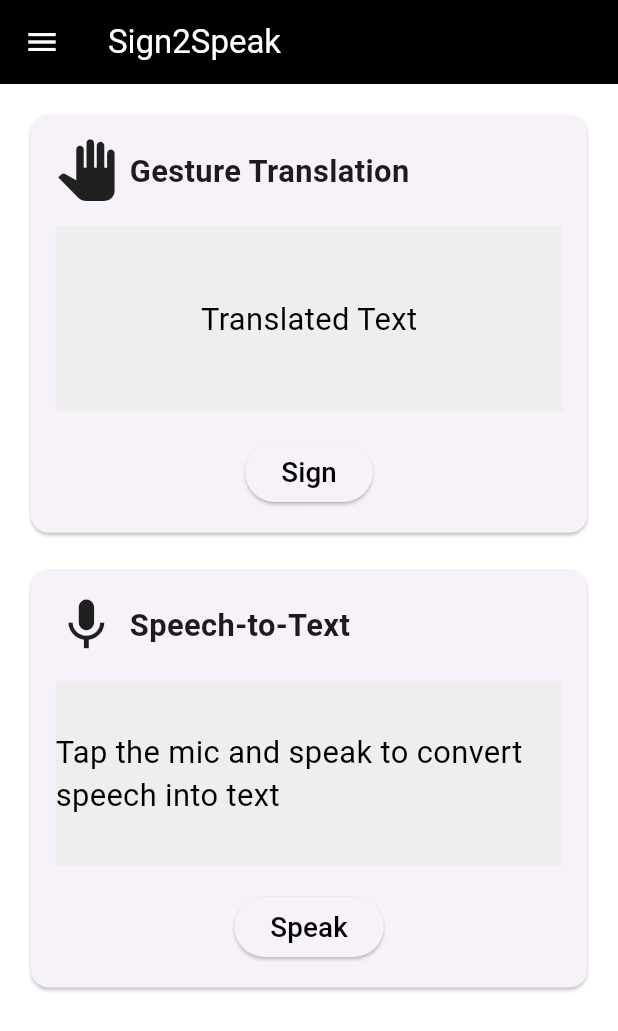
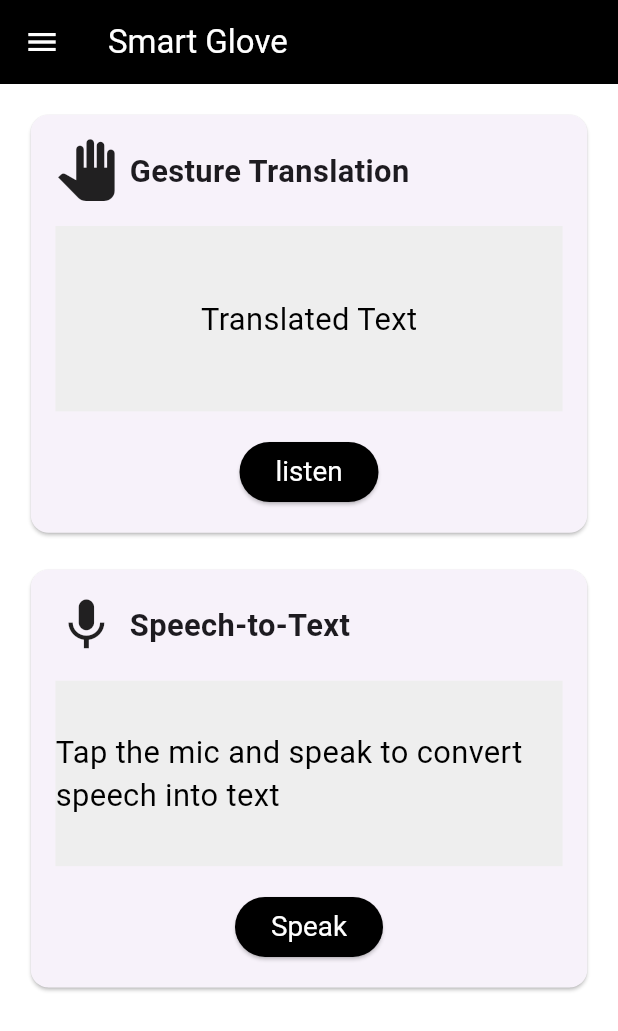
Before and after one commit to shokrfy/smart-glove-project, a Flutter app: the screen it shows after launch, on a phone screen of 412 x 824 dp. Shown: the top 1031 px of the screen. Run offline on Flutter 3.47's test engine with Material 3 defaults, Android fonts, the phone set to English and light mode, and no system bars; our stand-ins replace flutter_blue_plus, flutter_tts, logger, permission_handler, speech_to_text.

Commit message:
خلصت tts

```diff
--- a/lib/services/ble_service.dart
+++ b/lib/services/ble_service.dart
@@ -1,5 +1,3 @@
-// lib/services/ble_service.dart
-
 import 'package:flutter_blue_plus/flutter_blue_plus.dart';
 import 'package:logger/logger.dart';
 
--- /dev/null
+++ b/lib/services/text_to_speech_service.dart
@@ -0,0 +1,13 @@
+import 'package:flutter_tts/flutter_tts.dart';
+
+class TextToSpeechService {
+  final FlutterTts _flutterTts = FlutterTts();
+
+  Future<void> speak(String text) async {
+    if (text.isEmpty) return;
+
+    await _flutterTts.setLanguage("en-US");
+    await _flutterTts.setPitch(1.0);
+    await _flutterTts.speak(text);
+  }
+}
--- a/lib/the_app_ui/the_screens/the_home_screen.dart
+++ b/lib/the_app_ui/the_screens/the_home_screen.dart
@@ -1,5 +1,8 @@
+import 'dart:convert';
 import 'package:flutter/material.dart';
+import 'package:the_graduation_project/services/ble_service.dart';
 import 'package:the_graduation_project/services/speech_to_text_service.dart';
+import 'package:the_graduation_project/services/text_to_speech_service.dart';
 import 'package:the_graduation_project/the_app_ui/the_screens/the_views/the_geasture_costimize_view.dart';
 import 'package:the_graduation_project/the_app_ui/the_screens/the_views/the_help_view.dart';
 import 'package:the_graduation_project/the_app_ui/the_screens/the_views/the_setting_view.dart';
@@ -9,7 +12,6 @@ enum DrawerItem { home, gestureCustomize, help, settings, userAccount }
 
 class HomeScreen extends StatefulWidget {
   static const String theRouteName = '/home';
-
   const HomeScreen({super.key});
 
   @override
@@ -18,10 +20,32 @@ class HomeScreen extends StatefulWidget {
 
 class _HomeScreenState extends State<HomeScreen> {
   final SpeechToTextService _speechService = SpeechToTextService();
+  final TextToSpeechService _ttsService = TextToSpeechService();
+  final BleService _bleService = BleService();
+
   bool _isListening = false;
   String _recognizedText = "Tap the mic and speak to convert speech into text";
+  String _translatedText = "Translated Text";
 
-  DrawerItem selectedDrawerView = DrawerItem.home; // Default selected screen
+  DrawerItem selectedDrawerView = DrawerItem.home;
+
+  @override
+  void initState() {
+    super.initState();
+    _initBle();
+  }
+
+  void _initBle() async {
+    _bleService.startScan((device) async {
+      await _bleService.connectToDevice(device);
+      await _bleService.listenToData((data) {
+        final message = utf8.decode(data);
+        setState(() {
+          _translatedText = message;
+        });
+      });
+    });
+  }
 
   @override
   Widget build(BuildContext context) {
@@ -29,15 +53,15 @@ class _HomeScreenState extends State<HomeScreen> {
     final screenWidth = MediaQuery.of(context).size.width;
 
     return Container(
-      decoration: BoxDecoration(color: Colors.white),
+      decoration: const BoxDecoration(color: Colors.white),
       child: Scaffold(
         backgroundColor: Colors.transparent,
         appBar: AppBar(
           title:
               selectedDrawerView == DrawerItem.home
                   ? const Text(
-                    'Sign2Speak',
-                    style: TextStyle(color: Colors.white), // AppBar text color
+                    'Smart Glove',
+                    style: TextStyle(color: Colors.white),
                   )
                   : selectedDrawerView == DrawerItem.gestureCustomize
                   ? const Text(
@@ -59,18 +83,16 @@ class _HomeScreenState extends State<HomeScreen> {
                     style: TextStyle(color: Colors.white),
                   ),
           backgroundColor: Colors.black,
-          iconTheme: const IconThemeData(
-            color: Colors.white,
-          ), // Drawer icon color
+          iconTheme: const IconThemeData(color: Colors.white),
         ),
         drawer: Drawer(
           child: ListView(
             padding: EdgeInsets.zero,
             children: [
               DrawerHeader(
-                decoration: BoxDecoration(color: Colors.black),
+                decoration: const BoxDecoration(color: Colors.black),
                 child: const Text(
-                  'Sign2Speak',
+                  'Smart Glove',
                   style: TextStyle(color: Colors.white, fontSize: 24),
                 ),
               ),
@@ -78,50 +100,42 @@ class _HomeScreenState extends State<HomeScreen> {
                 leading: const Icon(Icons.home),
                 title: const Text('Home'),
                 onTap: () {
-                  setState(() {
-                    selectedDrawerView = DrawerItem.home;
-                  });
-                  Navigator.pop(context); // Close the drawer
+                  setState(() => selectedDrawerView = DrawerItem.home);
+                  Navigator.pop(context);
                 },
               ),
               ListTile(
                 leading: const Icon(Icons.back_hand_outlined),
                 title: const Text('Gesture Customization'),
                 onTap: () {
-                  setState(() {
-                    selectedDrawerView = DrawerItem.gestureCustomize;
-                  });
-                  Navigator.pop(context); // Close the drawer
+                  setState(
+                    () => selectedDrawerView = DrawerItem.gestureCustomize,
+                  );
+                  Navigator.pop(context);
                 },
               ),
               ListTile(
                 leading: const Icon(Icons.help),
                 title: const Text('Help & Support'),
                 onTap: () {
-                  setState(() {
-                    selectedDrawerView = DrawerItem.help;
-                  });
-                  Navigator.pop(context); // Close the drawer
+                  setState(() => selectedDrawerView = DrawerItem.help);
+                  Navigator.pop(context);
                 },
               ),
               ListTile(
                 leading: const Icon(Icons.settings),
                 title: const Text('Settings'),
                 onTap: () {
-                  setState(() {
-                    selectedDrawerView = DrawerItem.settings;
-                  });
-                  Navigator.pop(context); // Close the drawer
+                  setState(() => selectedDrawerView = DrawerItem.settings);
+                  Navigator.pop(context);
                 },
               ),
               ListTile(
                 leading: const Icon(Icons.account_circle),
                 title: const Text('User Account'),
                 onTap: () {
-                  setState(() {
-                    selectedDrawerView = DrawerItem.userAccount;
-                  });
-                  Navigator.pop(context); // Close the drawer
+                  setState(() => selectedDrawerView = DrawerItem.userAccount);
+                  Navigator.pop(context);
                 },
               ),
             ],
@@ -135,7 +149,7 @@ class _HomeScreenState extends State<HomeScreen> {
                 child: Column(
                   children: [
                     _buildGestureTranslationSection(screenHeight, screenWidth),
-                    SizedBox(height: screenHeight * 0.02), // Responsive spacing
+                    SizedBox(height: screenHeight * 0.02),
                     _buildSpeechToTextSection(screenHeight, screenWidth),
                   ],
                 ),
@@ -155,27 +169,6 @@ class _HomeScreenState extends State<HomeScreen> {
         ),
       ),
     );
-  }
-
-  void _handleSpeak() async {
-    if (_isListening) {
-      await _speechService.stopListening();
-      setState(() {
-        _isListening = false;
-      });
-    } else {
-      setState(() {
-        _recognizedText = "Listening...";
-        _isListening = true;
-      });
-
-      await _speechService.startListening((resultText) {
-        setState(() {
-          _recognizedText = resultText;
-          _isListening = false;
-        });
-      });
-    }
   }
 
   Widget _buildGestureTranslationSection(
@@ -206,8 +199,7 @@ class _HomeScreenState extends State<HomeScreen> {
               color: Colors.grey[200],
               child: Center(
                 child: Text(
-                  //Todo: add the logic of the gesture translation
-                  'Translated Text',
+                  _translatedText,
                   style: TextStyle(
                     fontSize: screenWidth * 0.05,
                     color: Colors.black,
@@ -217,16 +209,15 @@ class _HomeScreenState extends State<HomeScreen> {
             ),
             SizedBox(height: screenHeight * 0.02),
             ElevatedButton(
-              onPressed: () {
-                // Handle "Sign" button press
+              style: ElevatedButton.styleFrom(
+                backgroundColor: Colors.black,
+                foregroundColor: Colors.white,
+                textStyle: TextStyle(fontSize: screenWidth * 0.045),
+              ),
+              onPressed: () async {
+                await _ttsService.speak(_translatedText);
               },
-              child: Text(
-                'Sign',
-                style: TextStyle(
-                  fontSize: screenWidth * 0.045,
-                  color: Colors.black,
-                ),
-              ),
+              child: const Text('listen'),
             ),
           ],
         ),
@@ -269,18 +260,35 @@ class _HomeScreenState extends State<HomeScreen> {
             ),
             SizedBox(height: screenHeight * 0.02),
             ElevatedButton(
+              style: ElevatedButton.styleFrom(
+                backgroundColor: Colors.black,
+                foregroundColor: Colors.white,
+                textStyle: TextStyle(fontSize: screenWidth * 0.045),
+              ),
               onPressed: _handleSpeak,
-              child: Text(
-                _isListening ? 'Stop' : 'Speak',
-                style: TextStyle(
-                  fontSize: screenWidth * 0.045,
-                  color: Colors.black,
-                ),
-              ),
+              child: Text(_isListening ? 'Stop' : 'Speak'),
             ),
           ],
         ),
       ),
     );
   }
+
+  void _handleSpeak() async {
+    if (_isListening) {
+      await _speechService.stopListening();
+      setState(() => _isListening = false);
+    } else {
+      setState(() {
+        _recognizedText = "Listening...";
+        _isListening = true;
+      });
+      await _speechService.startListening((resultText) {
+        setState(() {
+          _recognizedText = resultText;
+          _isListening = false;
+        });
+      });
+    }
+  }
 }
--- a/lib/the_app_ui/the_screens/the_pairing_screen.dart
+++ b/lib/the_app_ui/the_screens/the_pairing_screen.dart
@@ -91,7 +91,7 @@ class _PairingScreenState extends State<PairingScreen> {
     final screenWidth = MediaQuery.of(context).size.width;
     return Scaffold(
       appBar: AppBar(
-        title: const Text('SignGlove', style: TextStyle(color: Colors.white)),
+        title: const Text('Smart Glove', style: TextStyle(color: Colors.white)),
         backgroundColor: Colors.black,
         elevation: 2,
         actions: const [
--- a/lib/the_app_ui/the_screens/the_views/the_setting_view.dart
+++ b/lib/the_app_ui/the_screens/the_views/the_setting_view.dart
@@ -2,7 +2,7 @@ import 'package:flutter/material.dart';
 import 'package:the_graduation_project/the_app_ui/the_screens/the_pairing_screen.dart';
 
 class SettingsScreen extends StatefulWidget {
-  static const String theRouteName = 'settings';
+  static const String theRouteName = 'Smart Glove';
 
   const SettingsScreen({super.key});
 
--- a/pubspec.yaml
+++ b/pubspec.yaml
@@ -38,8 +38,6 @@ dependencies:
   permission_handler: ^12.0.0+1
   csv: ^6.0.0
   flutter_blue_plus: ^1.35.4
-  #flutter_blue_plus:
-  #  path: flutter_blue_plus_fixed
 
 
   # The following adds the Cupertino Icons font to your application.
```
